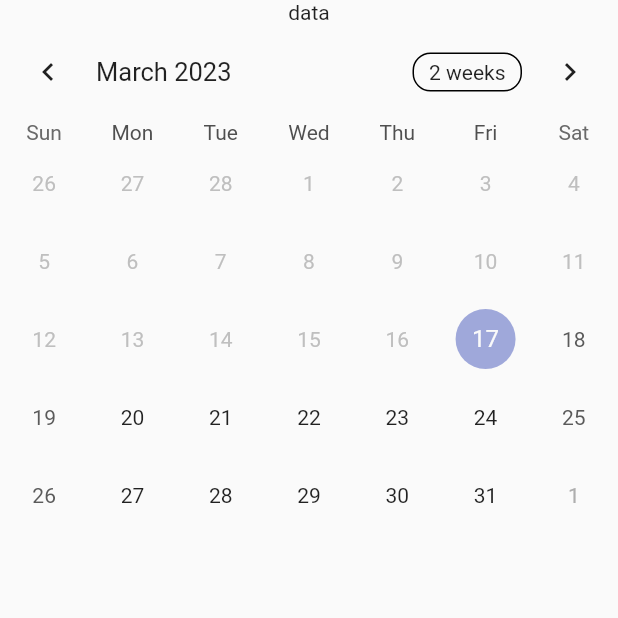
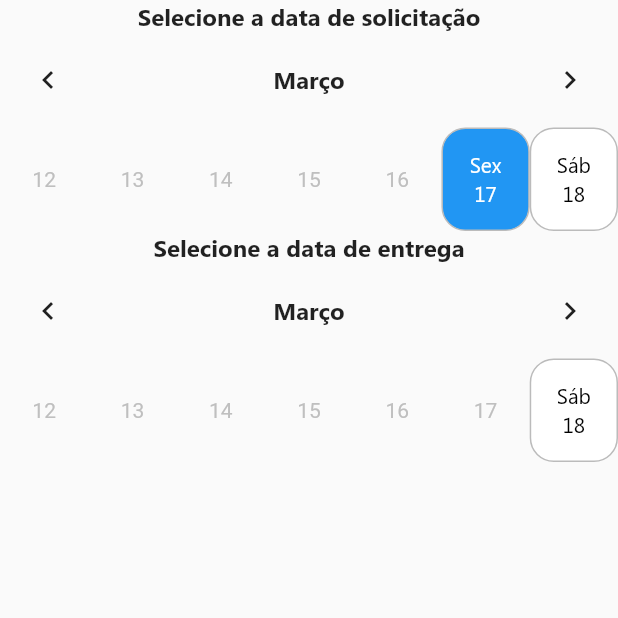
Before and after one commit to LAMPI-Oficial/Easy-Flow, a Flutter app: the screen it shows after launch, on a phone screen of 412 x 824 dp, the top half of it. Run offline on Flutter 3.47's test engine with Material 2 defaults, Android fonts, the phone set to English and light mode, and no system bars; drawn by our look-alikes of table_calendar; our stand-ins replace auto_size_text, get, result_dart; missing offline and left inert: stylish_dialog; accounts and stored records are empty.

Commit message:
[FE.2.1] - Adicionado calendário

```diff
--- a/lib/layers/modules/equipment/equiment_controller.dart
+++ /dev/null
@@ -1,7 +0,0 @@
-import 'package:get/get.dart';
-
-class EquipmentController extends GetxController {
-  DateTime focusedDay = DateTime.now();
-  DateTime firstDay = DateTime.now();
-  DateTime lastDay = DateTime.utc(DateTime.now().year + 1);
-}
--- a/lib/layers/modules/equipment/equipment_binding.dart
+++ b/lib/layers/modules/equipment/equipment_binding.dart
@@ -1,4 +1,4 @@
-import 'package:easyflow/layers/modules/equipment/equiment_controller.dart';
+import 'package:easyflow/layers/modules/equipment/equipment_controller.dart';
 import 'package:get/instance_manager.dart';
 
 class EquipmentBinding implements Bindings {
--- /dev/null
+++ b/lib/layers/modules/equipment/equipment_controller.dart
@@ -0,0 +1,41 @@
+import 'package:get/get.dart';
+
+class EquipmentController extends GetxController {
+  var firstDay = DateTime.now();
+  var lastDay = DateTime.utc(DateTime.now().year + 1);
+  var requestDate = DateTime.now().obs;
+  var focusedDay = DateTime.now().obs;
+
+  var returnDate = DateTime.now().obs;
+  var returnDateFocusedDay = DateTime.now().add(const Duration(days: 1)).obs;
+  var returnDateFirstDay = DateTime.now().add(const Duration(days: 1)).obs;
+
+  void onRequestDaySelected(DateTime selectedDay, DateTime focusedDay) {
+    requestDate.value = selectedDay;
+    this.focusedDay.value = focusedDay;
+  }
+
+  void onReturnDaySelected(DateTime selectedDay, DateTime focusedDay) {
+    returnDate.value = selectedDay;
+    returnDateFocusedDay.value = focusedDay;
+  }
+
+  String getMonth(int month) {
+    var monthsOfTheYear = {
+      1: "Janeiro",
+      2: "Fevereiro",
+      3: "Março",
+      4: "Abril",
+      5: "Maio",
+      6: "Junho",
+      7: "Julho",
+      8: "Agosto",
+      9: "Setembro",
+      10: "Outubro",
+      11: "Novembro",
+      12: "Dezembro",
+    };
+
+    return monthsOfTheYear[month] ?? "Janeiro";
+  }
+}
--- a/lib/layers/modules/equipment/pages/equipment_request_page.dart
+++ b/lib/layers/modules/equipment/pages/equipment_request_page.dart
@@ -1,4 +1,5 @@
-import 'package:easyflow/layers/modules/equipment/equiment_controller.dart';
+import 'package:easyflow/layers/modules/equipment/equipment_controller.dart';
+import 'package:easyflow/layers/modules/equipment/widgets/calendar_day_widget.dart';
 import 'package:flutter/material.dart';
 import 'package:get/get.dart';
 import 'package:table_calendar/table_calendar.dart';
@@ -13,15 +14,105 @@ class EquipmentRequestPage extends GetView<EquipmentController> {
         child: Column(
           children: [
             Expanded(
-              child: Column(
+              child: Obx(
+                () => Column(
                   children: [
-                  Text("data"),
+                    const Text(
+                      "Selecione a data de solicitação",
+                      style: TextStyle(
+                        fontFamily: "Segoe_UI",
+                        fontWeight: FontWeight.w600,
+                        fontSize: 16,
+                      ),
+                    ),
                     TableCalendar(
-                    focusedDay: controller.focusedDay,
+                      focusedDay: controller.focusedDay.value,
                       firstDay: controller.firstDay,
                       lastDay: controller.lastDay,
+                      calendarFormat: CalendarFormat.week,
+                      daysOfWeekVisible: false,
+                      rowHeight: 69,
+                      onDaySelected: controller.onRequestDaySelected,
+                      selectedDayPredicate: (day) {
+                        var requestDate = controller.requestDate.value;
+                        return isSameDay(requestDate, day);
+                      },
+                      headerStyle: const HeaderStyle(
+                        formatButtonVisible: false,
+                        titleCentered: true,
+                      ),
+                      calendarBuilders: CalendarBuilders(
+                        todayBuilder: (context, day, focusedDay) =>
+                            CalendarDayWidget(day: day, focusedDay: focusedDay),
+                        defaultBuilder: (context, day, focusedDay) =>
+                            CalendarDayWidget(day: day, focusedDay: focusedDay),
+                        selectedBuilder: (context, day, focusedDay) =>
+                            CalendarDayWidget(
+                          day: day,
+                          focusedDay: focusedDay,
+                          boxColor: Colors.blue,
+                          textColor: Colors.white,
+                        ),
+                        headerTitleBuilder: (context, day) => Text(
+                          controller.getMonth(day.month),
+                          textAlign: TextAlign.center,
+                          style: const TextStyle(
+                            fontFamily: "Segoe_UI",
+                            fontWeight: FontWeight.w600,
+                            fontSize: 16,
+                          ),
+                        ),
+                      ),
+                    ),
+                    const Text(
+                      "Selecione a data de entrega",
+                      style: TextStyle(
+                        fontFamily: "Segoe_UI",
+                        fontWeight: FontWeight.w600,
+                        fontSize: 16,
+                      ),
+                    ),
+                    TableCalendar(
+                      focusedDay: controller.returnDateFocusedDay.value,
+                      firstDay: controller.returnDateFirstDay.value,
+                      lastDay: controller.lastDay,
+                      calendarFormat: CalendarFormat.week,
+                      daysOfWeekVisible: false,
+                      rowHeight: 69,
+                      onDaySelected: controller.onReturnDaySelected,
+                      selectedDayPredicate: (day) {
+                        var returnDate = controller.returnDate.value;
+                        return isSameDay(returnDate, day);
+                      },
+                      headerStyle: const HeaderStyle(
+                        formatButtonVisible: false,
+                        titleCentered: true,
+                      ),
+                      calendarBuilders: CalendarBuilders(
+                        todayBuilder: (context, day, focusedDay) =>
+                            CalendarDayWidget(day: day, focusedDay: focusedDay),
+                        defaultBuilder: (context, day, focusedDay) =>
+                            CalendarDayWidget(day: day, focusedDay: focusedDay),
+                        selectedBuilder: (context, day, focusedDay) =>
+                            CalendarDayWidget(
+                          day: day,
+                          focusedDay: focusedDay,
+                          boxColor: Colors.blue,
+                          textColor: Colors.white,
+                        ),
+                        headerTitleBuilder: (context, day) => Text(
+                          controller.getMonth(day.month),
+                          textAlign: TextAlign.center,
+                          style: const TextStyle(
+                            fontFamily: "Segoe_UI",
+                            fontWeight: FontWeight.w600,
+                            fontSize: 16,
+                          ),
+                        ),
+                      ),
                     ),
                   ],
+                ),
               ),
             ),
           ],
--- /dev/null
+++ b/lib/layers/modules/equipment/widgets/calendar_day_widget.dart
@@ -0,0 +1,72 @@
+import 'package:flutter/material.dart';
+
+class CalendarDayWidget extends StatelessWidget {
+  final DateTime day;
+  final DateTime focusedDay;
+  final Color boxColor;
+  final Color textColor;
+
+  const CalendarDayWidget({
+    super.key,
+    required this.day,
+    required this.focusedDay,
+    this.boxColor = Colors.white,
+    this.textColor = Colors.black,
+  });
+
+  @override
+  Widget build(BuildContext context) {
+    String weekDay = getWeekDay(day.weekday).substring(0, 3);
+
+    return Container(
+      padding: const EdgeInsets.all(0),
+      width: 50,
+      alignment: Alignment.center,
+      decoration: BoxDecoration(
+        color: boxColor,
+        borderRadius: BorderRadius.circular(16),
+        border: Border.all(
+          color: const Color(0xffBBBBBB),
+          width: 1,
+        ),
+      ),
+      child: Column(
+        mainAxisAlignment: MainAxisAlignment.center,
+        children: [
+          Text(
+            weekDay,
+            style: TextStyle(
+              fontFamily: "Segoe_UI",
+              color: textColor,
+              fontSize: 14,
+              fontWeight: FontWeight.w400,
+            ),
+          ),
+          Text(
+            day.day.toString(),
+            style: TextStyle(
+              fontFamily: "Segoe_UI",
+              color: textColor,
+              fontSize: 14,
+              fontWeight: FontWeight.w400,
+            ),
+          ),
+        ],
+      ),
+    );
+  }
+
+  String getWeekDay(int month) {
+    var monthsOfTheYear = {
+      1: "Segunda",
+      2: "Terça",
+      3: "Quarta",
+      4: "Quinta",
+      5: "Sexta",
+      6: "Sábado",
+      7: "Domingo",
+    };
+
+    return monthsOfTheYear[month] ?? "Janeiro";
+  }
+}
```
Lines whose indentation alone changed are shown as unchanged.
